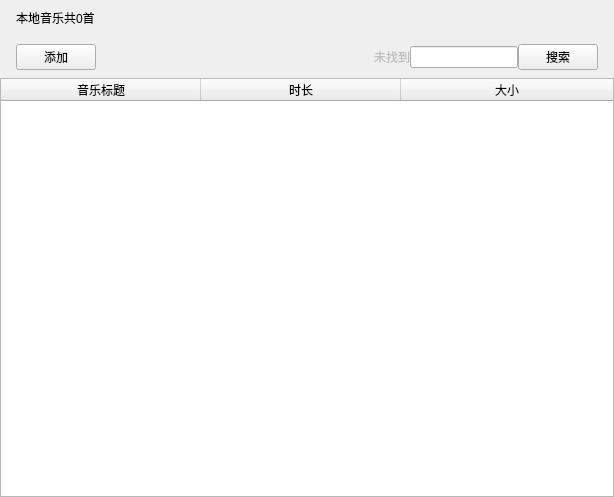
First picture: the form in scrollContentWidget/localmusicwidget.ui, repository tongtianli/QtMusicPlayer, before the edit.
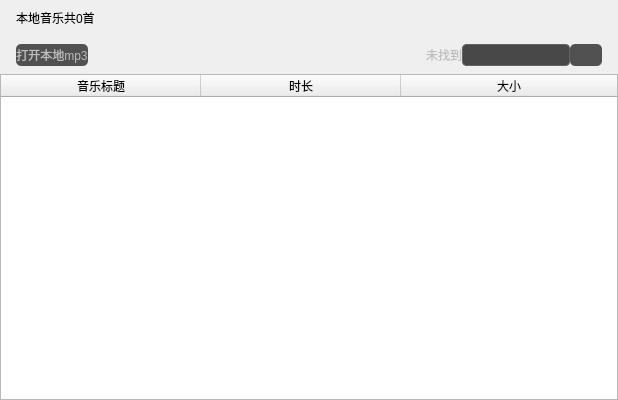
Second picture: the form after the edit. Icons and pictures are not drawn. Custom widgets are drawn as their Qt base class.

```diff
--- a/scrollContentWidget/localmusicwidget.ui
+++ b/scrollContentWidget/localmusicwidget.ui
@@ -6,8 +6,8 @@
    <rect>
     <x>0</x>
     <y>0</y>
-    <width>614</width>
-    <height>497</height>
+    <width>618</width>
+    <height>400</height>
    </rect>
   </property>
   <property name="sizePolicy">
@@ -28,6 +28,31 @@
   <property name="windowTitle">
    <string>Form</string>
   </property>
+  <property name="styleSheet">
+   <string notr="true">QPushButton{
+
+	border: none;
+	border-radius: 5px;
+	min-width: 22px;
+	min-height: 22px;	
+}
+
+QPushButton:enabled {
+        background: rgb(81, 81, 81);
+        	color: rgb(188, 188, 188);
+}
+QPushButton:!enabled {
+        background: rgb(100, 100, 100);
+        color: rgb(200, 200, 200);
+}
+QPushButton:enabled:hover{
+        background: rgb(85, 85, 85);
+}
+QPushButton:enabled:pressed{
+        background: rgb(80, 80, 80);
+}
+</string>
+  </property>
   <layout class="QVBoxLayout" name="verticalLayout">
    <property name="spacing">
     <number>0</number>
@@ -107,7 +132,17 @@
      <item>
       <widget class="QPushButton" name="btnAddMedia">
        <property name="text">
-        <string>添加</string>
+        <string>打开本地mp3</string>
+       </property>
+       <property name="icon">
+        <iconset resource="scrollcontentwidget.qrc">
+         <normaloff>:/image/resource/addLocalMusic.png</normaloff>:/image/resource/addLocalMusic.png</iconset>
+       </property>
+       <property name="iconSize">
+        <size>
+         <width>20</width>
+         <height>20</height>
+        </size>
        </property>
       </widget>
      </item>
@@ -135,12 +170,52 @@
       </widget>
      </item>
      <item>
-      <widget class="QLineEdit" name="searchLocalMedia"/>
+      <widget class="QLineEdit" name="searchLocalMedia">
+       <property name="minimumSize">
+        <size>
+         <width>0</width>
+         <height>22</height>
+        </size>
+       </property>
+       <property name="maximumSize">
+        <size>
+         <width>16777215</width>
+         <height>22</height>
+        </size>
+       </property>
+       <property name="styleSheet">
+        <string notr="true">QLineEdit {
+        border-radius: 4px;
+        height: 25px;
+        border: 1px solid rgb(100, 100, 100);
+        background: rgb(72, 72, 73);
+}
+QLineEdit:enabled {
+        color: rgb(175, 175, 175);
+}
+QLineEdit:enabled:hover, QLineEdit:enabled:focus {
+        color: rgb(230, 230, 230);
+}
+QLineEdit:!enabled {
+        color: rgb(155, 155, 155);
+}</string>
+       </property>
+      </widget>
      </item>
      <item>
       <widget class="QPushButton" name="btnSearchLocalMedia">
        <property name="text">
-        <string>搜索</string>
+        <string/>
+       </property>
+       <property name="icon">
+        <iconset resource="../mainWindow/mainwindow.qrc">
+         <normaloff>:/image/resource/search.png</normaloff>:/image/resource/search.png</iconset>
+       </property>
+       <property name="iconSize">
+        <size>
+         <width>20</width>
+         <height>20</height>
+        </size>
        </property>
       </widget>
      </item>
```
Left out of the diff: 5 changed lines with no effect on the pictures.
